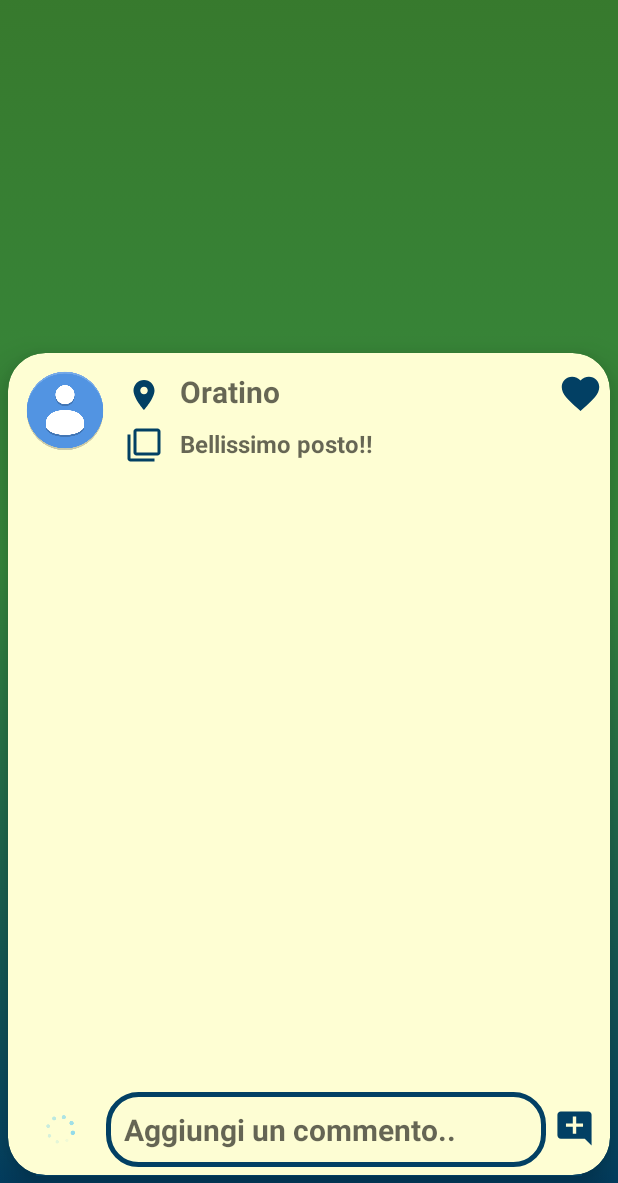
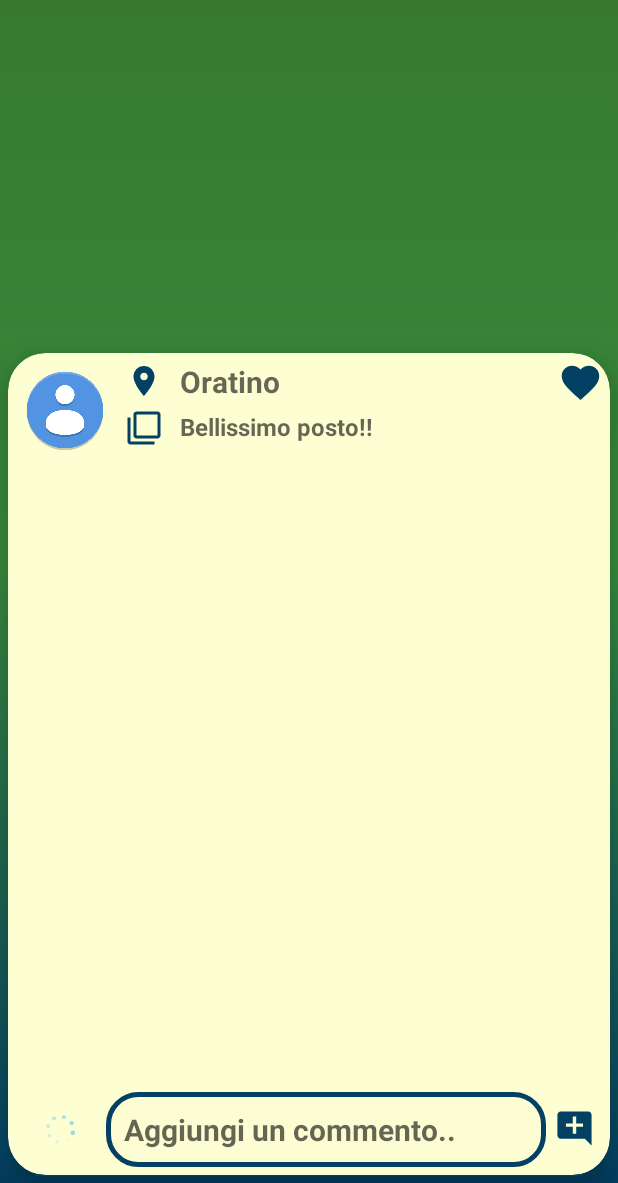
Before and after one commit to mucci-s/WhyNotHere, an Android app: the ViewPlaceActivity screen opened directly, with no data from a screen before it, on a phone screen of 412 x 824 dp, the part 53-1236 px from its top. Run offline under Robolectric (Android 15) with nearby library versions, the phone set to English and light mode, and no system bars; our stand-ins replace Volley; libraries missing offline, so code that uses them is left out: com.mikhaellopez.circularimageview, es.dmoral.toasty; plain views replace CircularImageView; network calls fail; 3 statements that could not run were skipped.

Commit message:
titolo posto

```diff
--- a/app/src/main/res/layout/activity_viewplace.xml
+++ b/app/src/main/res/layout/activity_viewplace.xml
@@ -77,22 +77,26 @@
                 <TextView
                     android:id="@+id/placeTitleID"
                     android:layout_width="0dp"
-                    android:layout_height="32dp"
-                    android:layout_marginTop="12dp"
+                    android:layout_height="wrap_content"
 
+                    android:layout_marginTop="5dp"
+                    android:drawableStart="@drawable/ic_place"
                     android:drawablePadding="12dp"
                     android:hint="@string/titleExample"
+                    android:maxLines="4"
                     android:paddingStart="10dp"
-                    android:paddingEnd="12dp"
+                    android:paddingEnd="5dp"
+                    android:scrollbars="vertical"
                     android:singleLine="false"
                     android:textColor="#024064"
+
                     android:textColorHighlight="#8BC34A"
                     android:textColorLink="#8BC34A"
                     android:textCursorDrawable="@drawable/background_color"
                     android:textSize="20sp"
                     android:textStyle="bold"
                     android:visibility="visible"
-                    app:drawableLeftCompat="@drawable/ic_place"
+
                     app:drawableStartCompat="@drawable/ic_place"
                     app:layout_constraintEnd_toStartOf="@+id/favoriteiconID"
                     app:layout_constraintHorizontal_bias="0.472"
@@ -100,7 +104,37 @@
                     app:layout_constraintTop_toTopOf="parent"
                     tools:ignore="InvalidId">
 
+
                 </TextView>
+
+<!--                <TextView-->
+<!--                    android:id="@+id/placeTitleID"-->
+<!--                    -->
+<!--                    android:layout_width="0dp"-->
+<!--                    android:layout_height="32dp"-->
+<!--                    android:layout_marginTop="12dp"-->
+
+<!--                    android:drawablePadding="12dp"-->
+<!--                    android:hint="@string/titleExample"-->
+<!--                    android:paddingStart="10dp"-->
+<!--                    android:paddingEnd="12dp"-->
+<!--                    android:singleLine="false"-->
+<!--                    android:textColor="#024064"-->
+<!--                    android:textColorHighlight="#8BC34A"-->
+<!--                    android:textColorLink="#8BC34A"-->
+<!--                    android:textCursorDrawable="@drawable/background_color"-->
+<!--                    android:textSize="20sp"-->
+<!--                    android:textStyle="bold"-->
+<!--                    android:visibility="visible"-->
+<!--                    app:drawableLeftCompat="@drawable/ic_place"-->
+<!--                    app:drawableStartCompat="@drawable/ic_place"-->
+<!--                    app:layout_constraintEnd_toStartOf="@+id/favoriteiconID"-->
+<!--                    app:layout_constraintHorizontal_bias="0.472"-->
+<!--                    app:layout_constraintStart_toEndOf="@+id/linearLayoutIcon"-->
+<!--                    app:layout_constraintTop_toTopOf="parent"-->
+<!--                    tools:ignore="InvalidId">-->
+
+<!--                </TextView>-->
 
                 <TextView
                     android:id="@+id/placeDescriptionID"
```
